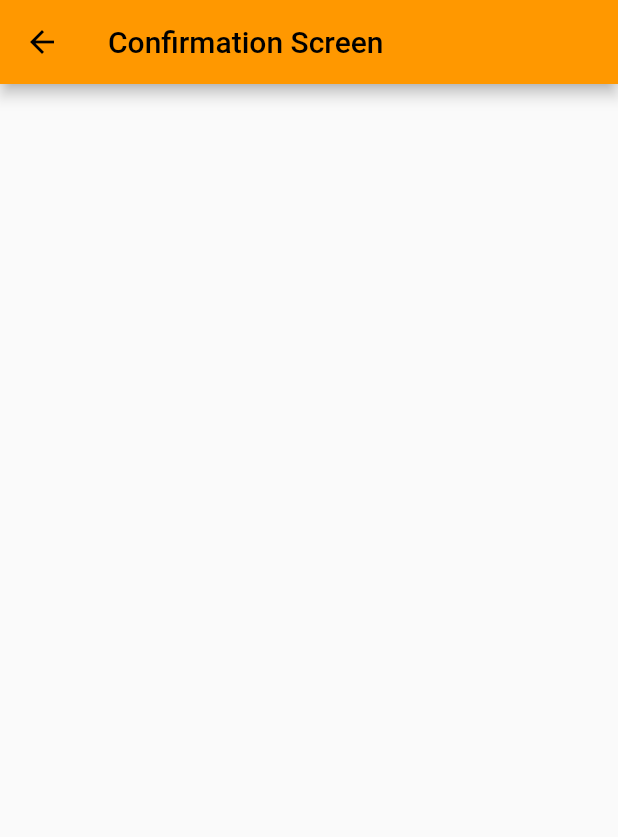
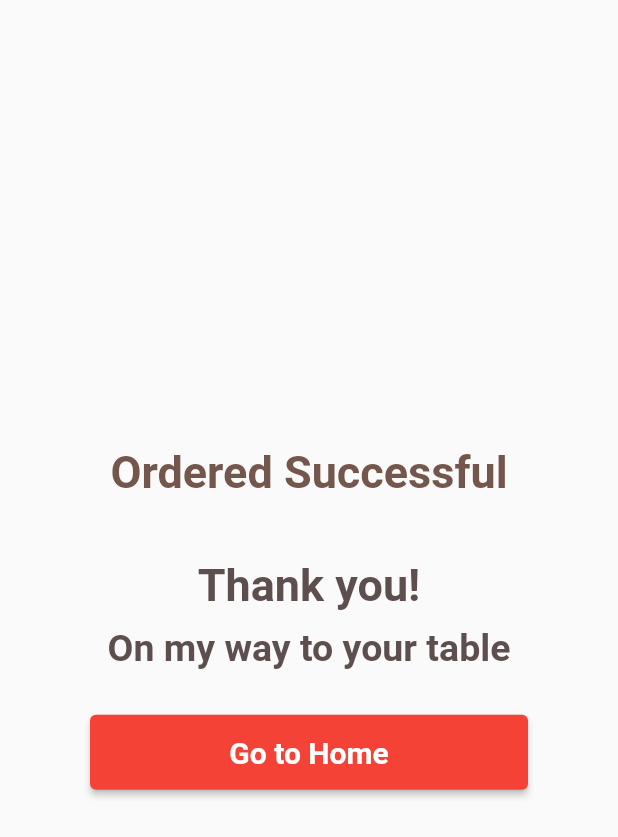
Before and after one commit to CSAURABH/Food-Ordering-App-Flutter, a Flutter app: the ConfirmationScreen screen opened directly, on a phone screen of 412 x 824 dp. Shown: the top 837 px of the screen. Run offline on Flutter 3.47's test engine with Material 2 defaults, Android fonts, the phone set to English and light mode, and no system bars; our stand-ins replace carousel_pro, cloud_firestore, fancy_bottom_navigation, firebase_auth, firebase_core, fluttertoast; missing offline and left inert: razorpay_flutter; accounts and stored records are empty; network calls fail.

Commit message:
Payment system added

```diff
--- a/lib/screens/cart_screen.dart
+++ b/lib/screens/cart_screen.dart
@@ -13,8 +13,8 @@ class CartScreen extends StatefulWidget {
 }
 
 class _CartScreenState extends State<CartScreen> {
-  double total = 0.0;
-  double sum = 0.0;
+  num total = 0;
+  num sum = 0;
   @override
   void initState() {
     FirebaseFirestore.instance
@@ -167,7 +167,7 @@ class _CartScreenState extends State<CartScreen> {
                   width: double.infinity,
                   child: Center(
                     child: Text(
-                      "Total : ${total.toStringAsFixed(2)}",
+                      "Total : $total",
                       style: const TextStyle(
                         color: black,
                         fontSize: 15,
--- a/lib/screens/confirmation_page.dart
+++ b/lib/screens/confirmation_page.dart
@@ -1,4 +1,6 @@
 import 'package:flutter/material.dart';
+import 'package:my_food_ordering_app/helpers/styles.dart';
+import 'package:my_food_ordering_app/screens/bottom_navigation_screen.dart';
 
 class ConfirmationScreen extends StatelessWidget {
   const ConfirmationScreen({Key? key}) : super(key: key);
@@ -6,8 +8,74 @@ class ConfirmationScreen extends StatelessWidget {
   @override
   Widget build(BuildContext context) {
     return Scaffold(
-      appBar: AppBar(
-        title: const Text("Confirmation Screen"),
+      body: SafeArea(
+        child: Center(
+          child: Column(
+            mainAxisAlignment: MainAxisAlignment.center,
+            children: [
+              const Text(
+                "Ordered Successful",
+                style: TextStyle(
+                  fontSize: 30,
+                  color: Color.fromARGB(255, 116, 87, 76),
+                  fontWeight: FontWeight.bold,
+                ),
+              ),
+              const SizedBox(
+                height: 40,
+              ),
+              const Text(
+                "Thank you!",
+                style: TextStyle(
+                  fontSize: 30,
+                  color: Color.fromARGB(255, 94, 79, 79),
+                  fontWeight: FontWeight.bold,
+                ),
+              ),
+              const SizedBox(
+                height: 10,
+              ),
+              const Text(
+                "On my way to your table",
+                style: TextStyle(
+                  fontSize: 25,
+                  color: Color.fromARGB(255, 94, 79, 79),
+                  fontWeight: FontWeight.bold,
+                ),
+              ),
+              const SizedBox(
+                height: 30,
+              ),
+              Container(
+                margin: const EdgeInsets.symmetric(
+                  horizontal: 60,
+                ),
+                height: 50,
+                width: double.infinity,
+                child: ElevatedButton(
+                  onPressed: () {
+                    Navigator.popUntil(context, (route) => route.isFirst);
+                    Navigator.pushReplacement(
+                      context,
+                      MaterialPageRoute(
+                        builder: (context) => const BottomNavigationScreen(),
+                      ),
+                    );
+                  },
+                  style: ElevatedButton.styleFrom(primary: Colors.red),
+                  child: const Text(
+                    "Go to Home",
+                    style: TextStyle(
+                      color: white,
+                      fontSize: 20,
+                      fontWeight: FontWeight.bold,
+                    ),
+                  ),
+                ),
+              ),
+            ],
+          ),
+        ),
       ),
     );
   }
--- a/lib/screens/delivery detail/delivery_information_screen.dart
+++ b/lib/screens/delivery detail/delivery_information_screen.dart
@@ -8,7 +8,7 @@ import 'package:my_food_ordering_app/screens/payment_summery/payment_summery.dar
 
 // ignore: must_be_immutable
 class DeliveryInformationScreen extends StatelessWidget {
-  double tprice;
+  num tprice;
   QuerySnapshot<Object?>? cartItem;
   DeliveryInformationScreen({
     Key? key,
--- a/lib/screens/details_screen.dart
+++ b/lib/screens/details_screen.dart
@@ -11,7 +11,7 @@ import 'package:my_food_ordering_app/widgets/title.dart';
 class DetailsScreen extends StatefulWidget {
   final String name;
   final String image;
-  double price;
+  int price;
 
   DetailsScreen({
     Key? key,
--- a/lib/screens/payment_summery/order_items.dart
+++ b/lib/screens/payment_summery/order_items.dart
@@ -14,7 +14,7 @@ class _OrderedItemsState extends State<OrderedItems> {
   @override
   Widget build(BuildContext context) {
     return SizedBox(
-      height: 500,
+      height: 450,
       child: StreamBuilder(
           stream: FirebaseFirestore.instance
               .collection("Cart")
--- a/pubspec.yaml
+++ b/pubspec.yaml
@@ -42,6 +42,7 @@ dependencies:
   auto_size_text: ^3.0.0-nullsafety.0
   cloud_firestore: ^3.3.0
   http: ^0.13.4
+  razorpay_flutter: ^1.3.2
 
 dev_dependencies:
   flutter_test:
```
Also changed, not shown: lib/screens/bottom_navigation_screen.dart (+15 -7 lines), lib/screens/payment_summery/payment_summery.dart (+75 -7 lines), pubspec.lock, 1 other file.
